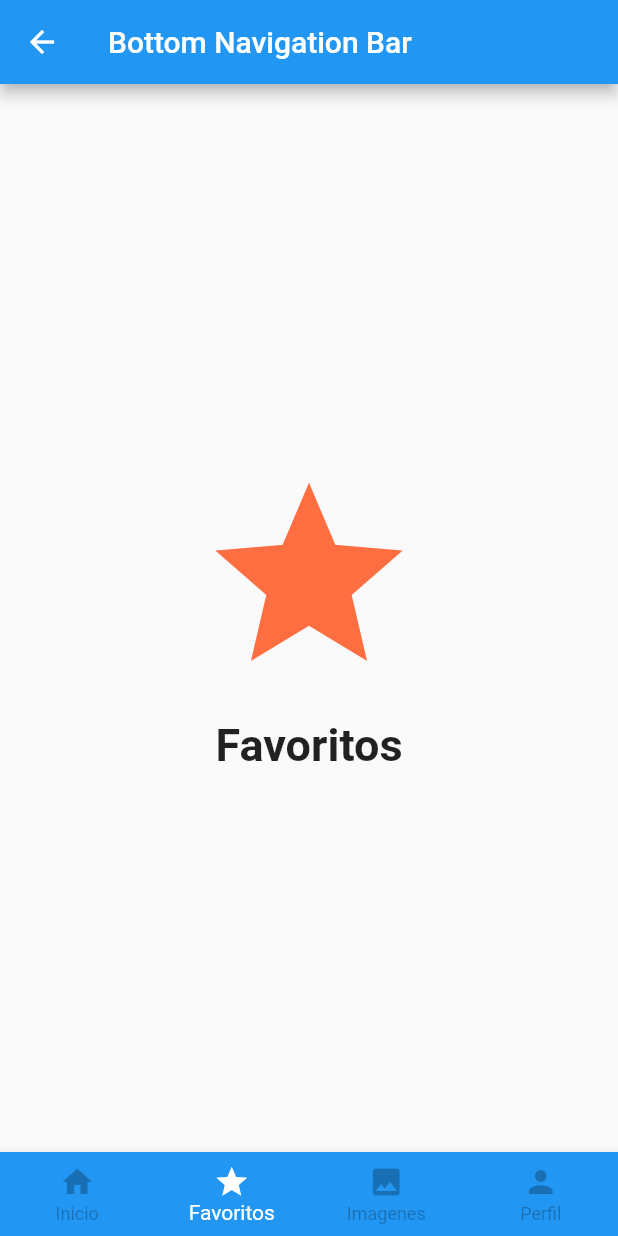
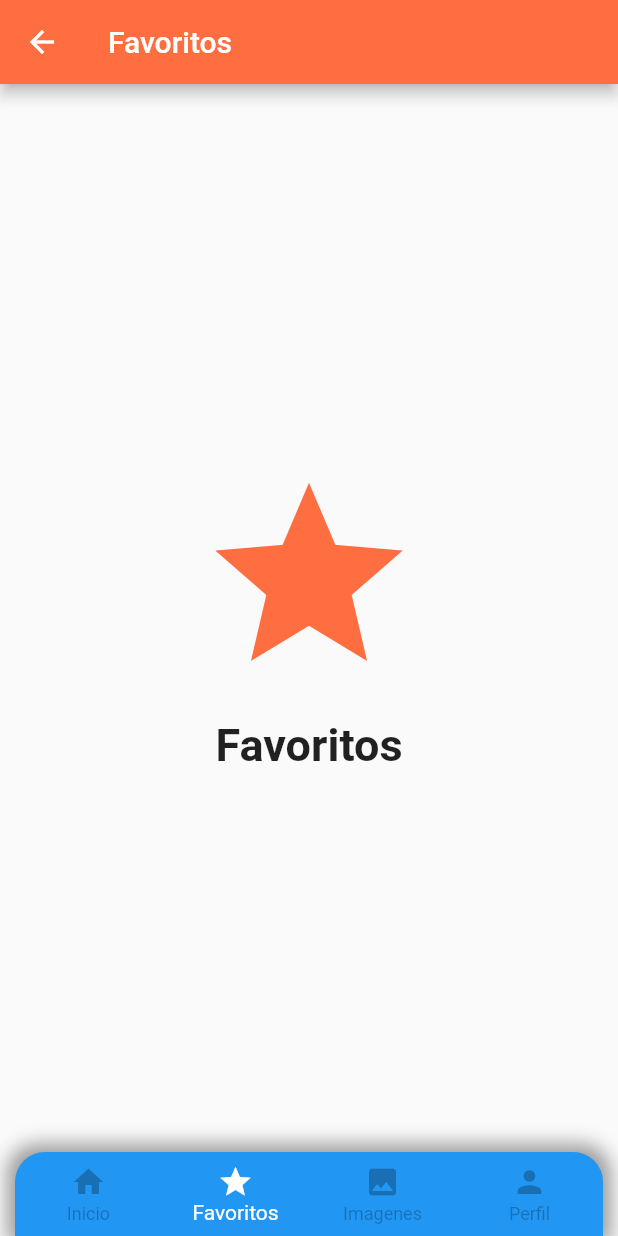
Before and after one commit to lizarragadev/AFD-200-Flutter, a Flutter app: the BottomNavBarPage screen opened by its route, item 2 of the bottom bar chosen, on a phone screen of 412 x 824 dp. Run offline on Flutter 3.47's test engine with Material 2 defaults, Android fonts, the phone set to English and light mode, and no system bars; our stand-ins replace webview_flutter; project files that could hold a hidden picture were left out.

Commit message:
add changes nav draw y tabs

```diff
--- a/lesson_07/lib/src/pages/bottom_nav_bar_page.dart
+++ b/lesson_07/lib/src/pages/bottom_nav_bar_page.dart
@@ -16,14 +16,55 @@ class _BottomNavBarPageState extends State<BottomNavBarPage> {
     const Page4(),
   ];
 
+  PreferredSizeWidget _appBarCustom = AppBar(
+      title: Text("Inicio"),
+      backgroundColor: Colors.amberAccent,
+  );
+
+  modifyAppBar(color, titulo) {
+    setState(() {
+      _appBarCustom = AppBar(
+        title: Text(titulo),
+        backgroundColor: color,
+      );
+    });
+  }
+
+  void seleccionTab(int position) {
+    switch(position) {
+      case 0: modifyAppBar(Colors.amberAccent, "Inicio");
+      break;
+      case 1: modifyAppBar(Colors.deepOrangeAccent, "Favoritos");
+      break;
+      case 2: modifyAppBar(Colors.green, "Imagenes");
+      break;
+      case 3: modifyAppBar(Colors.black, "Perfil");
+      break;
+    }
+  }
+
   @override
   Widget build(BuildContext context) {
     return Scaffold(
-      appBar: AppBar(
-        title: Text("Bottom Navigation Bar"),
+      appBar: _appBarCustom,
+      body: pages[selectedPage],
+      bottomNavigationBar: Container(
+        margin: EdgeInsets.only(left: 10.0, right: 10.0),
+        decoration: const BoxDecoration(
+            borderRadius: BorderRadius.only(
+                topLeft: Radius.circular(20.0),
+                topRight: Radius.circular(20.0)
             ),
-      body: pages[selectedPage],
-      bottomNavigationBar: BottomNavigationBar(
+          boxShadow: [
+            BoxShadow(color: Colors.black38, blurRadius: 10, spreadRadius: 5)
+          ]
+        ),
+        child: ClipRRect(
+          borderRadius: const BorderRadius.only(
+            topLeft: Radius.circular(20.0),
+            topRight: Radius.circular(20.0)
+          ),
+          child: BottomNavigationBar(
             //Solo fondo blanco
             // type: BottomNavigationBarType.fixed,
 
@@ -52,6 +93,7 @@ class _BottomNavBarPageState extends State<BottomNavBarPage> {
             onTap: (position) {
               setState(() {
                 selectedPage = position;
+                seleccionTab(position);
               });
             },
             items: const [
@@ -72,6 +114,8 @@ class _BottomNavBarPageState extends State<BottomNavBarPage> {
                   label: "Perfil"
               ),
             ],
+          ),
+        ),
       ),
     );
   }
```
Also changed, not shown: lesson_07/lib/src/pages/tab_bars_page.dart (+63 -0 lines). Lines whose indentation alone changed are shown as unchanged.
